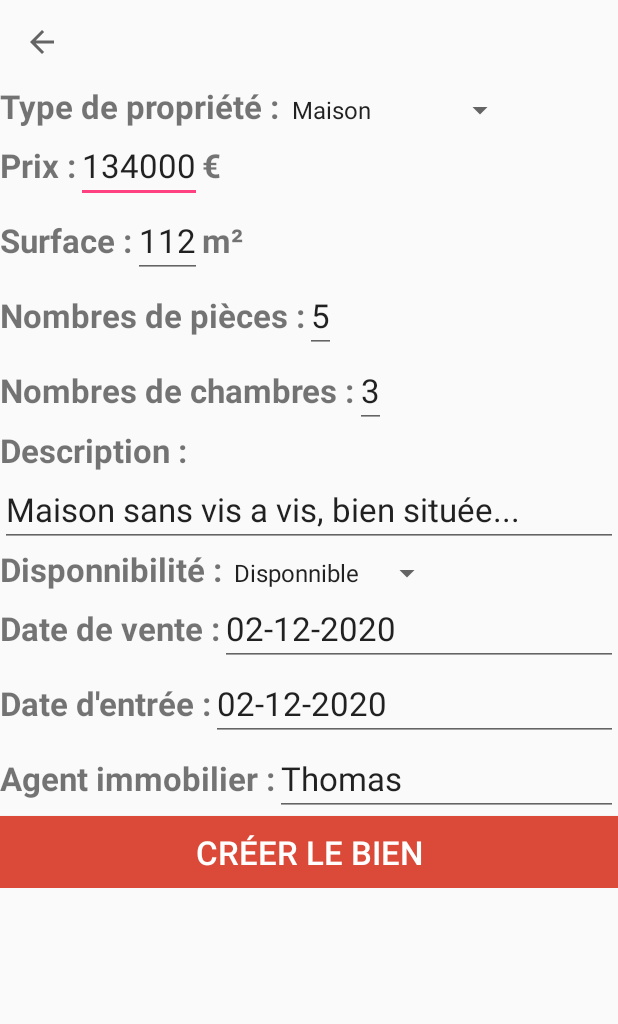
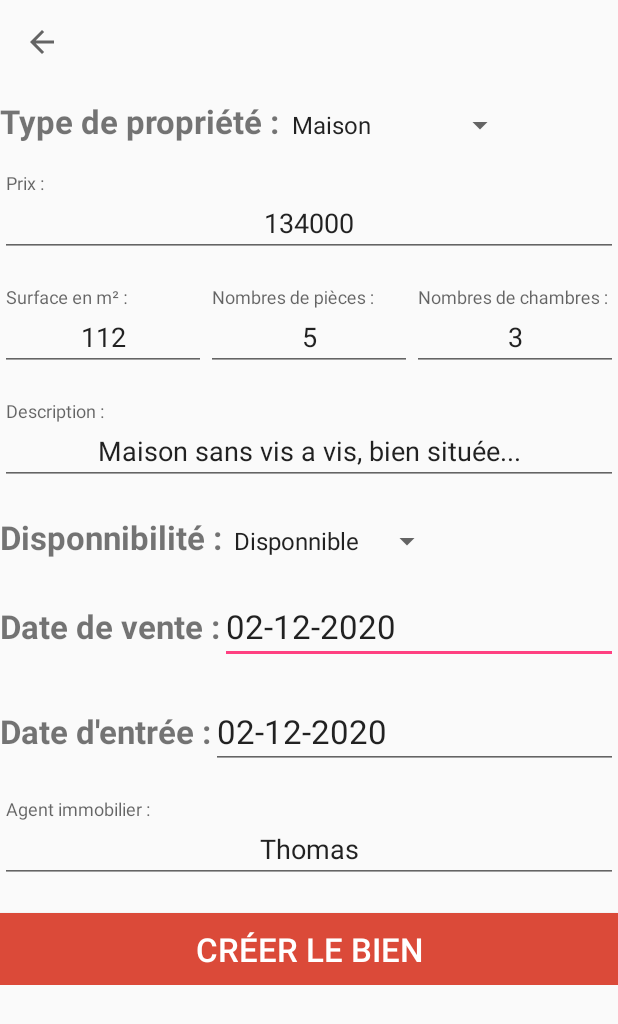
Before and after one commit to Doschembeck/OpenClassRooms_Projet-9, an Android app: the EditPropertyActivity screen opened directly, with no data from a screen before it, on a phone screen of 412 x 824 dp. Shown: the top 1024 px of the screen. Run offline under Robolectric (Android 15) with nearby library versions, the phone set to English and light mode, and no system bars; our stand-ins replace Room's generated code.

Commit message:
update UI

```diff
--- a/RealEstateManager/app/build.gradle
+++ b/RealEstateManager/app/build.gradle
@@ -64,5 +64,4 @@ dependencies {
     annotationProcessor 'androidx.room:room-compiler:2.2.5'
     //VIEW MODEL & LIVE DATA
     implementation 'androidx.lifecycle:lifecycle-extensions:2.2.0'
-
 }
--- a/RealEstateManager/app/src/main/java/com/openclassrooms/realestatemanager/TODOLIST.txt
+++ b/RealEstateManager/app/src/main/java/com/openclassrooms/realestatemanager/TODOLIST.txt
@@ -1,7 +1,6 @@
 
 
 //todo: améliorer les MODELS
-//todo: doit recuperer l'id de la Property créer (probleme executor ne fait pas les retour)
 
 //todo: enregistrer les date avec Date et un DateConverter
 
@@ -12,3 +11,5 @@
 //todo: regler la vue Map
 
 //todo: utiliser DataBinding
+
+//todo: Utiliser geocoder pour création d'address
--- a/RealEstateManager/app/src/main/java/com/openclassrooms/realestatemanager/database/RealEstateManagerDatabase.java
+++ b/RealEstateManager/app/src/main/java/com/openclassrooms/realestatemanager/database/RealEstateManagerDatabase.java
@@ -37,6 +37,7 @@ public abstract class RealEstateManagerDatabase extends RoomDatabase {
                     INSTANCE = Room.databaseBuilder(context.getApplicationContext(),
                     RealEstateManagerDatabase.class, "REMDatabase2.db") //todo: supprimer "REMDatabase.db" puis le remettre
                             .addCallback(prepopulateDatabase())
+                            .allowMainThreadQueries()
                             .build();
                 }
             }
--- a/RealEstateManager/app/src/main/java/com/openclassrooms/realestatemanager/model/Address.java
+++ b/RealEstateManager/app/src/main/java/com/openclassrooms/realestatemanager/model/Address.java
@@ -7,7 +7,7 @@ import androidx.room.PrimaryKey;
 public class Address {
 
     @PrimaryKey(autoGenerate = true)
-    private long id;
+    private long id; //todo: enlerver l'id du constructor
     private int streetNumber;
     private String streetName;
     private String city;
--- a/RealEstateManager/app/src/main/java/com/openclassrooms/realestatemanager/viewmodel/PropertyViewModel.java
+++ b/RealEstateManager/app/src/main/java/com/openclassrooms/realestatemanager/viewmodel/PropertyViewModel.java
@@ -77,10 +77,8 @@ public class PropertyViewModel extends ViewModel {
 
     // CREATE ADDRESS
     //todo: lancer de maniére asynchrone et recuperer le retour de la methode
-    public void createAddress(Address address){
-        executor.execute(() -> {
-           this.addressDataRepository.createAddress(address);
-        });
+    public long createAddress(Address address){
+          return this.addressDataRepository.createAddress(address);
     }
 
     // UPDATE ADDRESS
--- a/RealEstateManager/app/src/main/res/layout/activity_edit_property.xml
+++ b/RealEstateManager/app/src/main/res/layout/activity_edit_property.xml
@@ -23,6 +23,7 @@
             <LinearLayout
                 android:layout_width="wrap_content"
                 android:layout_height="wrap_content"
+                android:layout_marginVertical="10dp"
                 android:orientation="horizontal">
 
                 <TextView
@@ -37,126 +38,93 @@
                     android:layout_height="wrap_content" />
             </LinearLayout>
 
+            <com.google.android.material.textfield.TextInputLayout
+                android:layout_width="match_parent"
+                android:layout_height="wrap_content"
+                android:layout_marginVertical="10dp">
+
+                <com.google.android.material.textfield.TextInputEditText
+                    android:id="@+id/activity_edit_property_edittext_price"
+                    android:layout_width="match_parent"
+                    android:layout_height="wrap_content"
+                    android:inputType="number"
+                    android:textAlignment="center"
+                    android:hint="Prix :"
+                    android:text="134000"/>
+            </com.google.android.material.textfield.TextInputLayout>
+
             <LinearLayout
-                android:layout_width="wrap_content"
+                android:layout_width="match_parent"
                 android:layout_height="wrap_content"
+                android:layout_marginVertical="10dp"
                 android:orientation="horizontal">
 
-                <TextView
-                    android:layout_width="wrap_content"
+                <com.google.android.material.textfield.TextInputLayout
+                    android:layout_width="match_parent"
                     android:layout_height="wrap_content"
-                    android:textSize="22sp"
-                    android:textStyle="bold"
-                    android:text="Prix :"/>
+                    android:layout_weight="1">
 
-                <EditText
-                    android:id="@+id/activity_edit_property_edittext_price"
-                    android:layout_width="wrap_content"
+                    <com.google.android.material.textfield.TextInputEditText
+                        android:id="@+id/activity_edit_property_edittext_area"
+                        android:layout_width="match_parent"
+                        android:layout_height="wrap_content"
+                        android:inputType="number"
+                        android:textAlignment="center"
+                        android:hint="Surface en m² :"
+                        android:text="112"/>
+                </com.google.android.material.textfield.TextInputLayout>
+
+                <com.google.android.material.textfield.TextInputLayout
+                    android:layout_width="match_parent"
                     android:layout_height="wrap_content"
-                    android:text="134000"
+                    android:layout_weight="1">
+
+                    <com.google.android.material.textfield.TextInputEditText
+                        android:id="@+id/activity_edit_property_edittext_nbofrooms"
+                        android:layout_width="match_parent"
+                        android:layout_height="wrap_content"
+                        android:inputType="number"
+                        android:textAlignment="center"
+                        android:hint="Nombres de pièces :"
+                        android:text="5"/>
+                </com.google.android.material.textfield.TextInputLayout>
+
+                <com.google.android.material.textfield.TextInputLayout
+                    android:layout_width="match_parent"
+                    android:layout_height="wrap_content"
+                    android:layout_weight="1">
+
+                    <com.google.android.material.textfield.TextInputEditText
+                        android:id="@+id/activity_edit_property_edittext_nbofbedrooms"
+                        android:layout_width="match_parent"
+                        android:layout_height="wrap_content"
+                        android:inputType="number"
+                        android:textAlignment="center"
+                        android:hint="Nombres de chambres :"
+                        android:text="3"/>
+                </com.google.android.material.textfield.TextInputLayout>
+            </LinearLayout>
+
+
+            <com.google.android.material.textfield.TextInputLayout
+                android:layout_width="match_parent"
+                android:layout_height="wrap_content"
+                android:layout_marginVertical="10dp">
+
+                <com.google.android.material.textfield.TextInputEditText
+                    android:id="@+id/activity_edit_property_edittext_description"
+                    android:layout_width="match_parent"
+                    android:layout_height="wrap_content"
                     android:inputType="number"
-                    android:textSize="22sp"/>
-                <TextView
-                    android:layout_width="wrap_content"
-                    android:layout_height="wrap_content"
-                    android:text="€"
-                    android:textStyle="bold"
-                    android:textSize="22sp"/>
-            </LinearLayout>
+                    android:textAlignment="center"
+                    android:hint="Description :"
+                    android:text="Maison sans vis a vis, bien située..."/>
+            </com.google.android.material.textfield.TextInputLayout>
 
             <LinearLayout
                 android:layout_width="wrap_content"
                 android:layout_height="wrap_content"
-                android:orientation="horizontal">
-
-                <TextView
-                    android:layout_width="wrap_content"
-                    android:layout_height="wrap_content"
-                    android:textSize="22sp"
-                    android:textStyle="bold"
-                    android:text="Surface :"/>
-
-                <EditText
-                    android:id="@+id/activity_edit_property_edittext_area"
-                    android:layout_width="wrap_content"
-                    android:layout_height="wrap_content"
-                    android:text="112"
-                    android:inputType="number"
-                    android:textSize="22sp"/>
-                <TextView
-                    android:layout_width="wrap_content"
-                    android:layout_height="wrap_content"
-                    android:text="m²"
-                    android:textStyle="bold"
-                    android:textSize="22sp"/>
-            </LinearLayout>
-
-            <LinearLayout
-                android:layout_width="wrap_content"
-                android:layout_height="wrap_content"
-                android:orientation="horizontal">
-
-                <TextView
-                    android:layout_width="wrap_content"
-                    android:layout_height="wrap_content"
-                    android:textSize="22sp"
-                    android:textStyle="bold"
-                    android:text="Nombres de pièces :"/>
-
-                <EditText
-                    android:id="@+id/activity_edit_property_edittext_nbofrooms"
-                    android:layout_width="wrap_content"
-                    android:layout_height="wrap_content"
-                    android:text="5"
-                    android:inputType="number"
-                    android:textSize="22sp"/>
-            </LinearLayout>
-
-            <LinearLayout
-                android:layout_width="wrap_content"
-                android:layout_height="wrap_content"
-                android:orientation="horizontal">
-
-                <TextView
-                    android:layout_width="wrap_content"
-                    android:layout_height="wrap_content"
-                    android:textSize="22sp"
-                    android:textStyle="bold"
-                    android:text="Nombres de chambres :"/>
-
-                <EditText
-                    android:id="@+id/activity_edit_property_edittext_nbofbedrooms"
-                    android:layout_width="wrap_content"
-                    android:layout_height="wrap_content"
-                    android:text="3"
-                    android:inputType="number"
-                    android:textSize="22sp"/>
-            </LinearLayout>
-
-            <LinearLayout
-                android:layout_width="match_parent"
-                android:layout_height="wrap_content"
-                android:orientation="vertical">
-
-                <TextView
-                    android:layout_width="wrap_content"
-                    android:layout_height="wrap_content"
-                    android:textSize="22sp"
-                    android:textStyle="bold"
-                    android:text="Description :"/>
-
-                <EditText
-                    android:id="@+id/activity_edit_property_edittext_description"
-                    android:layout_width="match_parent"
-                    android:layout_height="wrap_content"
-                    android:hint="Maison sans vis a vis, bien située..."
-                    android:textSize="22sp"
-                    android:text="Maison sans vis a vis, bien située..."/>
-            </LinearLayout>
-
-            <LinearLayout
-                android:layout_width="wrap_content"
-                android:layout_height="wrap_content"
+                android:layout_marginVertical="10dp"
                 android:orientation="horizontal">
 
                 <TextView
@@ -174,6 +142,7 @@
             <LinearLayout
                 android:layout_width="match_parent"
                 android:layout_height="wrap_content"
+                android:layout_marginVertical="10dp"
                 android:orientation="horizontal">
 
                 <TextView
@@ -194,6 +163,7 @@
             <LinearLayout
                 android:layout_width="match_parent"
                 android:layout_height="wrap_content"
+                android:layout_marginVertical="10dp"
                 android:orientation="horizontal">
 
                 <TextView
@@ -211,30 +181,26 @@
                     android:textSize="22sp"/>
             </LinearLayout>
 
-            <LinearLayout
+            <com.google.android.material.textfield.TextInputLayout
                 android:layout_width="match_parent"
                 android:layout_height="wrap_content"
-                android:orientation="horizontal">
+                android:layout_marginVertical="10dp">
 
-                <TextView
-                    android:layout_width="wrap_content"
-                    android:layout_height="wrap_content"
-                    android:textSize="22sp"
-                    android:textStyle="bold"
-                    android:text="Agent immobilier :"/>
-
-                <EditText
+                <com.google.android.material.textfield.TextInputEditText
                     android:id="@+id/activity_edit_property_edittext_realestateagent"
                     android:layout_width="match_parent"
                     android:layout_height="wrap_content"
-                    android:text="Thomas"
-                    android:textSize="22sp"/>
-            </LinearLayout>
+                    android:inputType="number"
+                    android:textAlignment="center"
+                    android:hint="Agent immobilier :"
+                    android:text="Thomas"/>
+            </com.google.android.material.textfield.TextInputLayout>
 
             <Button
                 android:id="@+id/activity_edit_property_addproperty"
                 android:layout_width="match_parent"
                 android:layout_height="wrap_content"
+                android:layout_marginTop="10dp"
                 android:background="@color/redGoogle"
                 android:textSize="22sp"
                 android:textColor="#ffff"
--- a/RealEstateManager/settings.gradle
+++ b/RealEstateManager/settings.gradle
@@ -1 +1,2 @@
+include ':mylibrary'
 include ':app'
```
Also changed, not shown: RealEstateManager/app/src/main/java/com/openclassrooms/realestatemanager/ui/activities/EditPropertyActivity.java (+5 -4 lines), RealEstateManager/app/src/main/res/layout/activity_loan_simulator.xml (+32 -72 lines).
